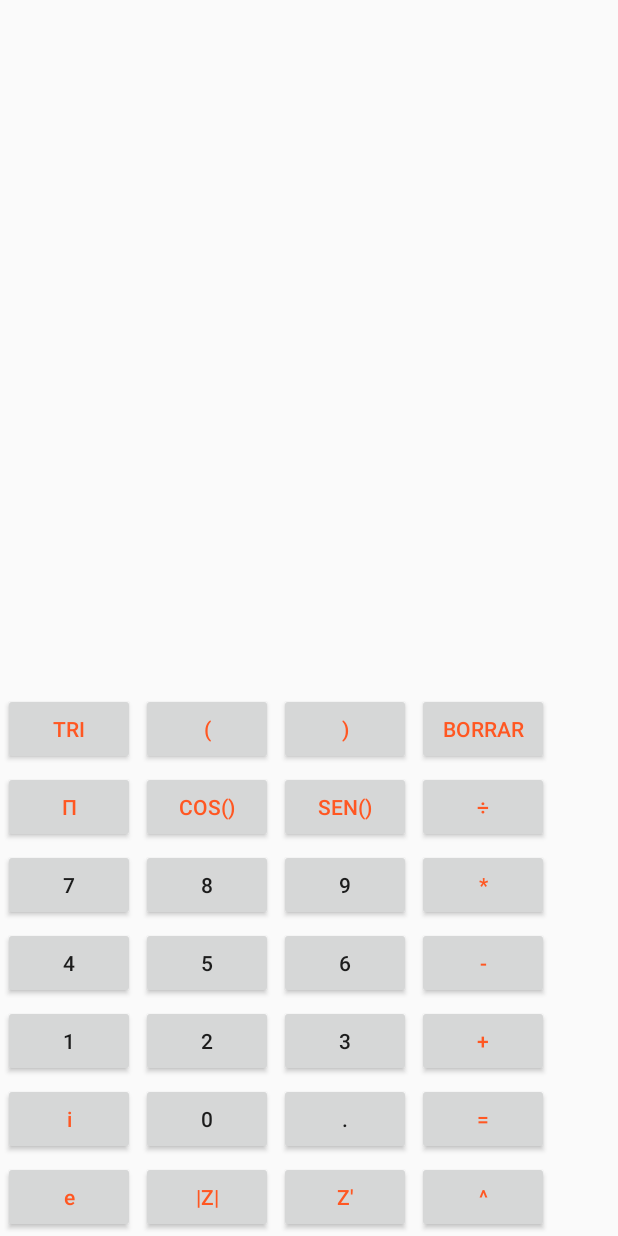
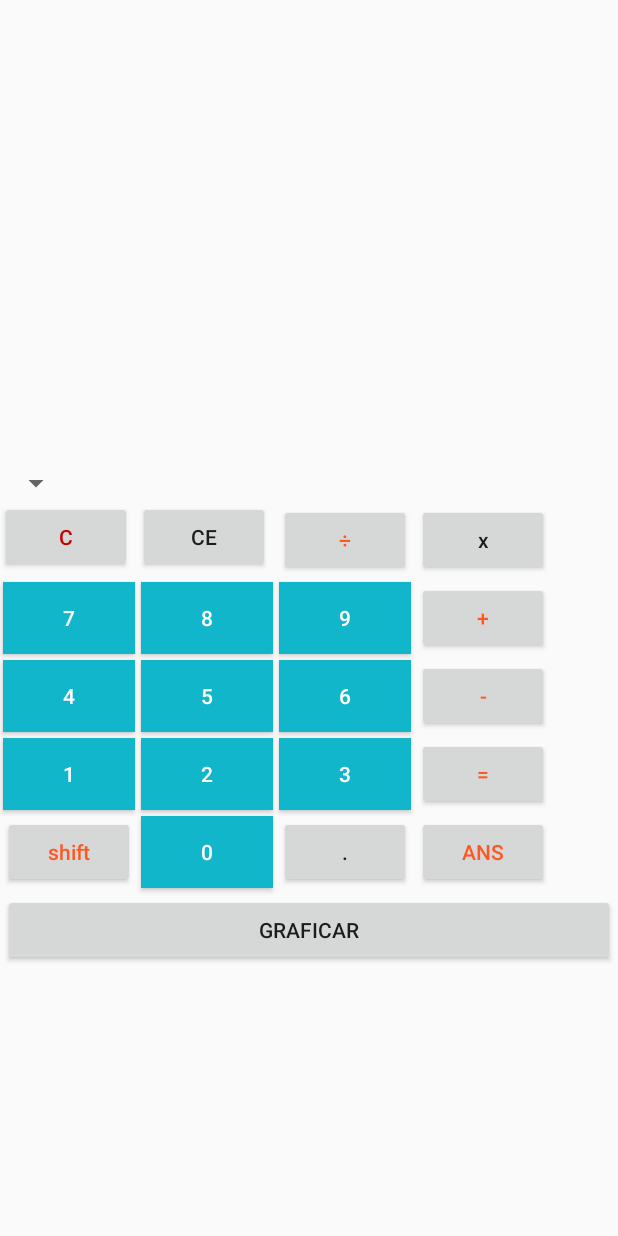
Before and after one commit to MonneSilva/Calculadora_Mate_Av, an Android app: the layout activity_inicio.xml on its own in the app's theme, with its tools: preview values and no code run, on a phone screen of 412 x 824 dp. Run offline under Robolectric (Android 15) with nearby library versions, the phone set to English and light mode, and no system bars.

```diff
--- a/app/src/main/AndroidManifest.xml
+++ b/app/src/main/AndroidManifest.xml
@@ -9,7 +9,7 @@
         android:roundIcon="@mipmap/ic_launcher_round"
         android:supportsRtl="true"
         android:theme="@style/AppTheme">
-        <activity android:name=".MainActivity">
+        <activity android:name=".Inicio">
 
             <intent-filter>
                 <action android:name="android.intent.action.MAIN" />
@@ -17,7 +17,7 @@
                 <category android:name="android.intent.category.LAUNCHER" />
             </intent-filter>
         </activity>
-        <activity android:name=".Inicio"></activity>
+        <activity android:name=".MainActivity"></activity>
     </application>
 
 </manifest>
--- a/app/src/main/res/layout/activity_inicio.xml
+++ b/app/src/main/res/layout/activity_inicio.xml
@@ -1,4 +1,4 @@
-<RelativeLayout
+<LinearLayout
     xmlns:android="http://schemas.android.com/apk/res/android"
     android:layout_width="match_parent"
     android:layout_height="match_parent"
@@ -10,214 +10,177 @@
 
     <TextView
         android:id="@+id/Etiqueta"
+        android:layout_marginTop="20dp"
         android:layout_width="match_parent"
         android:layout_height="wrap_content"
-        android:layout_above="@+id/gridLayout"
-        android:layout_marginBottom="14dp"
-        android:height="100dp"
-        android:textAlignment="textEnd"
-        android:textColor="#F5F5F5"
-        android:textSize="35dp"
-        android:layout_centerHorizontal="true"
-        android:layout_gravity="end"
+        android:height="270dp"
+        android:padding="10dp"
+        android:textSize="40dp"
+        android:text=""
         />
-
     <GridLayout
-        android:id="@+id/gridLayout"
-        android:layout_width="wrap_content"
-        android:layout_height="wrap_content"
-        android:layout_alignParentBottom="true"
-        android:layout_alignParentStart="true"
-        android:layout_gravity="center"
+        android:id="@+id/Teclado"
+        android:layout_marginTop="20dp"
+        android:layout_width="match_parent"
         android:columnCount="4"
         android:orientation="horizontal"
         android:padding="0dp"
         android:rowCount="6"
-        android:layout_alignParentLeft="true">
+        android:layout_height="match_parent">
+        <Spinner
+            android:id="@+id/Type"
+            android:layout_height="wrap_content"
+            android:layout_columnSpan="4"
+            android:spinnerMode="dialog"
+            android:padding="2dp"
+            />
 
         <Button
-            android:id="@+id/Type"
-            android:layout_margin="2dp"
-            android:text="Tri"
-            android:textColor="#FF5722" />
+            android:id="@+id/C"
+            android:text="C"
+            android:textColor="#C60000" />
         <Button
-            android:id="@+id/Pa1"
-            android:layout_margin="2dp"
-            android:text="("
-            android:textColor="#FF5722" />
-        <Button
-            android:id="@+id/Pa2"
-            android:layout_margin="2dp"
-
-            android:text=")"
-            android:textColor="#FF5722" />
-
-
-        <Button
-            android:id="@+id/Delete"
-
-            android:layout_margin="2dp"
-            android:text="Borrar"
-            android:textColor="#FF5722" />
-
-        <Button
-            android:id="@+id/Pi"
-            android:layout_margin="2dp"
-            android:text="π"
-            android:textColor="#FF5722" />
-
-        <Button
-            android:id="@+id/Divide"
-            android:layout_margin="2dp"
-            android:text="cos()"
-            android:textColor="#FF5722" />
-
-        <Button
-            android:id="@+id/Multiplica"
-            android:layout_margin="2dp"
-            android:text="sen()"
-            android:textColor="#FF5722" />
-
-
+            android:id="@+id/CE"
+            android:text="CE"
+            />
         <Button
             android:id="@+id/Entre"
-
             android:layout_margin="2dp"
             android:text="÷"
             android:textColor="#FF5722" />
-
+        <Button
+            android:id="@+id/Por"
+            android:layout_margin="2dp"
+            android:textAllCaps="false"
+            android:text="x" />
         <Button
             android:id="@+id/Siete"
             android:layout_margin="2dp"
-
+            android:textColor="#FFFF"
+            android:background="@color/btn1"
+            android:textAllCaps="false"
             android:text="7"
             />
-
         <Button
             android:id="@+id/Ocho"
             android:layout_margin="2dp"
-
+            android:textColor="#FFFF"
+            android:background="@color/btn1"
+            android:textAllCaps="false"
             android:text="8"
             />
-
         <Button
             android:id="@+id/Nueve"
             android:layout_margin="2dp"
-
+            android:textColor="#FFFF"
+            android:background="@color/btn1"
+            android:textAllCaps="false"
             android:text="9"
             />
+        <Button
+            android:id="@+id/Mas"
 
-        <Button
-            android:id="@+id/Por"
             android:layout_margin="2dp"
-
-            android:text="*"
+            android:text="+"
             android:textColor="#FF5722" />
-
         <Button
             android:id="@+id/Cuatro"
             android:layout_margin="2dp"
-
+            android:textColor="#FFFF"
+            android:background="@color/btn1"
             android:text="4"
+            android:textAllCaps="false"
             />
-
         <Button
             android:id="@+id/Cinco"
             android:layout_margin="2dp"
-
+            android:textColor="#FFFF"
+            android:background="@color/btn1"
             android:text="5"
+            android:textAllCaps="false"
             />
-
         <Button
             android:id="@+id/Seis"
             android:layout_margin="2dp"
-
+            android:textColor="#FFFF"
+            android:background="@color/btn1"
             android:text="6"
+            android:textAllCaps="false"
             />
-
         <Button
             android:id="@+id/Menos"
             android:layout_margin="2dp"
             android:text="-"
             android:textColor="#FF5722" />
-
         <Button
             android:id="@+id/Uno"
             android:layout_margin="2dp"
-
+            android:textColor="#FFFF"
+            android:background="@color/btn1"
             android:text="1"
+            android:textAllCaps="false"
             />
 
         <Button
             android:id="@+id/Dos"
             android:layout_margin="2dp"
-
+            android:textColor="#FFFF"
+            android:background="@color/btn1"
             android:text="2"
+            android:textAllCaps="false"
             />
 
         <Button
             android:id="@+id/Tres"
             android:layout_margin="2dp"
+            android:textColor="#FFFF"
+            android:background="@color/btn1"
             android:text="3"
+            android:textAllCaps="false"
             />
+        <Button
+            android:id="@+id/Igual"
+            android:text="="
+            android:layout_margin="2dp"
+
+            android:textColor="#FF5722" />
+
 
         <Button
-            android:id="@+id/Mas"
-            android:layout_gravity="fill"
-            android:layout_margin="2dp"
-            android:text="+"
-            android:textColor="#FF5722" />
-        <Button
-            android:id="@+id/i"
-            android:layout_gravity="fill"
+            android:id="@+id/Sh"
+
             android:layout_margin="2dp"
             android:textAllCaps="false"
-            android:text="i"
+            android:text="shift"
             android:textColor="#FF5722" />
 
         <Button
             android:id="@+id/Cero"
-            android:layout_gravity="fill"
             android:layout_margin="2dp"
+            android:textColor="#FFFF"
+            android:background="@color/btn1"
             android:text="0"
+            android:textAllCaps="false"
             />
         <Button
             android:id="@+id/Punto"
-            android:layout_gravity="fill"
+
             android:layout_margin="2dp"
             android:text="."
             />
-
         <Button
-            android:id="@+id/Igual"
+            android:id="@+id/ANS"
+            android:text="ANS"
             android:layout_margin="2dp"
-
-            android:text="="
             android:textColor="#FF5722" />
         <Button
-            android:id="@+id/EXP"
+            android:id="@+id/Graph"
+            android:layout_width="match_parent"
+            android:layout_columnSpan="4"
             android:layout_margin="2dp"
-             android:textAllCaps="false"
-            android:text="e"
-            android:textColor="#FF5722" />
-        <Button
-            android:id="@+id/Mod"
-            android:layout_margin="2dp"
-            android:text="|z|"
-            android:textColor="#FF5722" />
-        <Button
-            android:id="@+id/Com"
-            android:layout_margin="2dp"
-            android:text="z'"
-            android:textColor="#FF5722" />
+            android:text="Graficar"
+            />
 
 
-
-        <Button
-            android:id="@+id/Hat"
-
-            android:layout_margin="2dp"
-            android:text="^"
-            android:textColor="#FF5722" />
     </GridLayout>
-</RelativeLayout>
+</LinearLayout>
--- a/app/src/main/res/layout/activity_main.xml
+++ b/app/src/main/res/layout/activity_main.xml
@@ -8,8 +8,8 @@
 
   <com.jjoe64.graphview.GraphView
 
+      android:id="@+id/grap1"
       android:layout_width="match_parent"
-      android:layout_height="match_parent"
-      android:id="@+id/grap1"/>
+      android:layout_height="match_parent" />
 
 </android.support.constraint.ConstraintLayout>
--- a/app/src/main/res/values/colors.xml
+++ b/app/src/main/res/values/colors.xml
@@ -3,4 +3,5 @@
     <color name="colorPrimary">#3F51B5</color>
     <color name="colorPrimaryDark">#303F9F</color>
     <color name="colorAccent">#FF4081</color>
+    <color name="btn1">#11B6CA</color>
 </resources>
--- a/app/src/main/res/values/strings.xml
+++ b/app/src/main/res/values/strings.xml
@@ -1,3 +1,8 @@
 <resources>
     <string name="app_name">Calculadora_Mate_Av</string>
+        <string-array name="type">
+            <item>Trigonometrico</item>
+            <item>Aritmetico</item>
+            <item>Euler</item>
+        </string-array>
 </resources>
```
Also changed, not shown: app/src/main/java/com/example/montserratsilva/calculadora_mate_av/Complejo.java (+9 -4 lines), app/src/main/java/com/example/montserratsilva/calculadora_mate_av/Grafica.java (added, +22 -0 lines), app/src/main/java/com/example/montserratsilva/calculadora_mate_av/Inicio.java (+277 -0 lines), app/src/main/java/com/example/montserratsilva/calculadora_mate_av/MainActivity.java (+5 -5 lines). Lines whose indentation alone changed are shown as unchanged.
